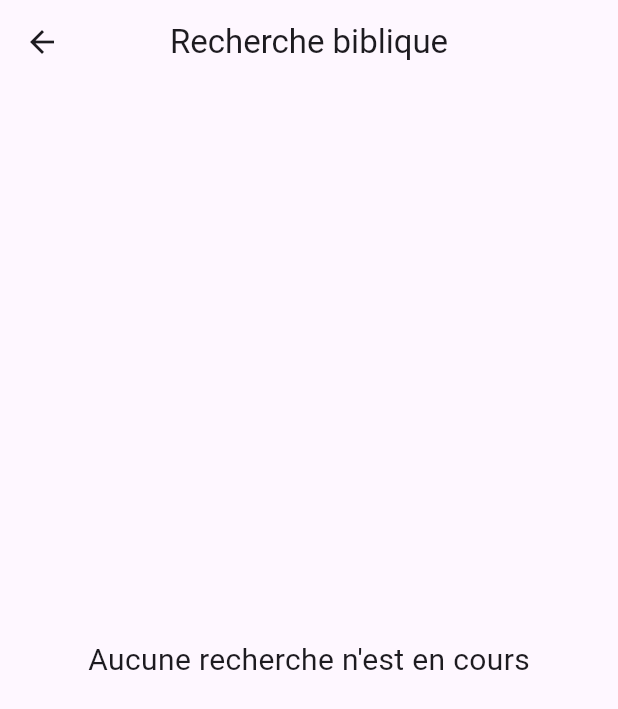
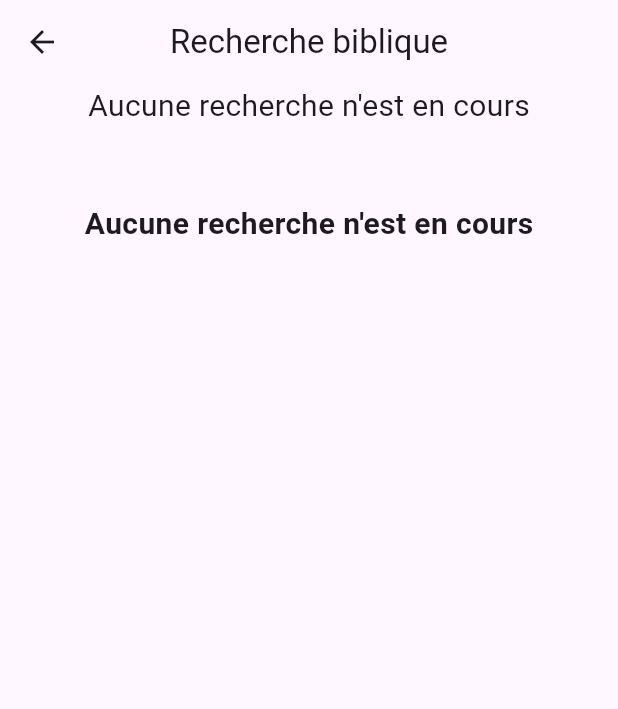
Before and after one commit to mooosmad/piousbible, a Flutter app: the SearchbibleView screen opened by its route, on a phone screen of 412 x 824 dp. Shown: the top 709 px of the screen. Run offline on Flutter 3.47's test engine with Material 3 defaults, Android fonts, the phone set to English and light mode, and no system bars; our stand-ins replace get, zoom_tap_animation.

Commit message:
fix:searchview

```diff
--- a/lib/app/modules/searchbible/views/searchbible_view.dart
+++ b/lib/app/modules/searchbible/views/searchbible_view.dart
@@ -14,9 +14,21 @@ class SearchbibleView extends GetView<SearchbibleController> {
         centerTitle: true,
       ),
       body: const Center(
-        child: Text(
-          'Aucune recherche n\'est en cours',
-          style: TextStyle(fontSize: 20),
+        child: Column(
+          children: [
+            Text(
+              'Aucune recherche n\'est en cours',
+              style: TextStyle(fontSize: 20),
+            ),
+            SizedBox(height: 50),
+            Text(
+              'Aucune recherche n\'est en cours',
+              style: TextStyle(
+                fontSize: 20,
+                fontWeight: FontWeight.bold,
+              ),
+            )
+          ],
         ),
       ),
     );
```
